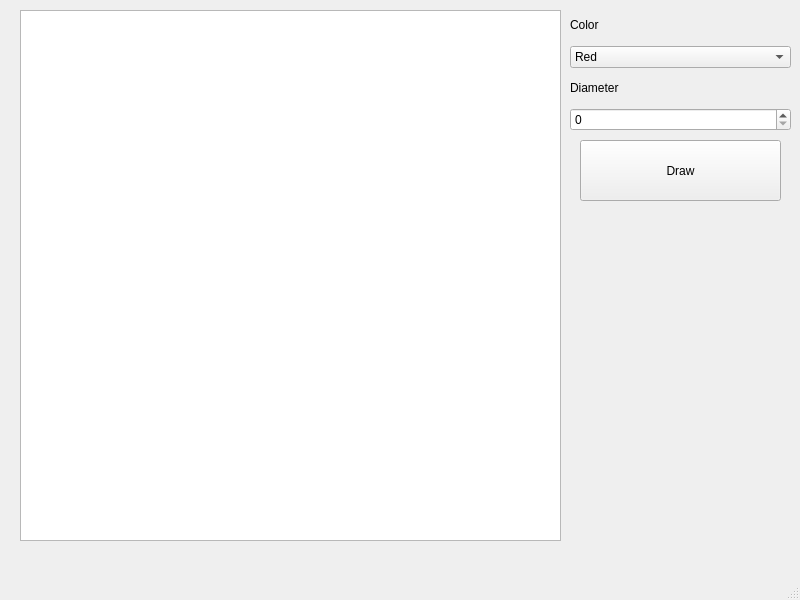
Old version of the form mainwindow.ui in the repository anst-foto/Figure.
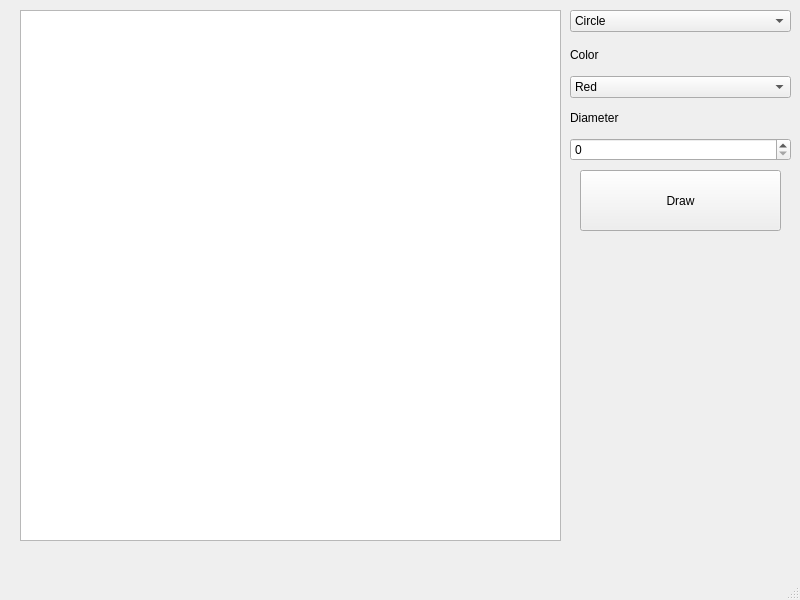
New version of the form.

Diff of the .ui file:
```diff
--- a/mainwindow.ui
+++ b/mainwindow.ui
@@ -28,7 +28,7 @@
     <property name="geometry">
      <rect>
       <x>570</x>
-      <y>10</y>
+      <y>40</y>
       <width>221</width>
       <height>121</height>
      </rect>
@@ -89,7 +89,7 @@
     <property name="geometry">
      <rect>
       <x>580</x>
-      <y>140</y>
+      <y>170</y>
       <width>201</width>
       <height>61</height>
      </rect>
@@ -98,6 +98,26 @@
      <string>Draw</string>
     </property>
    </widget>
+   <widget class="QComboBox" name="comboBoxFigure">
+    <property name="geometry">
+     <rect>
+      <x>570</x>
+      <y>10</y>
+      <width>221</width>
+      <height>22</height>
+     </rect>
+    </property>
+    <item>
+     <property name="text">
+      <string>Circle</string>
+     </property>
+    </item>
+    <item>
+     <property name="text">
+      <string>Square</string>
+     </property>
+    </item>
+   </widget>
   </widget>
   <widget class="QMenuBar" name="menubar">
    <property name="geometry">
```
Left out of the diff: 6 changed lines with no effect on the pictures.
